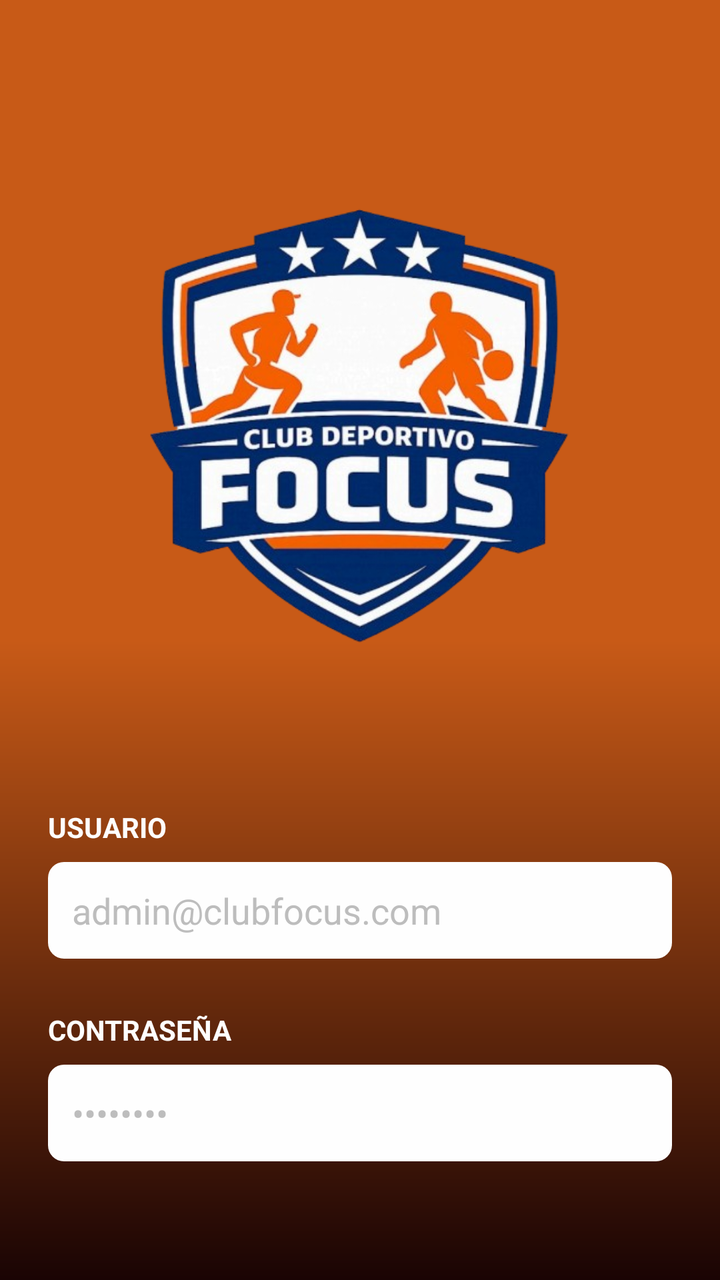
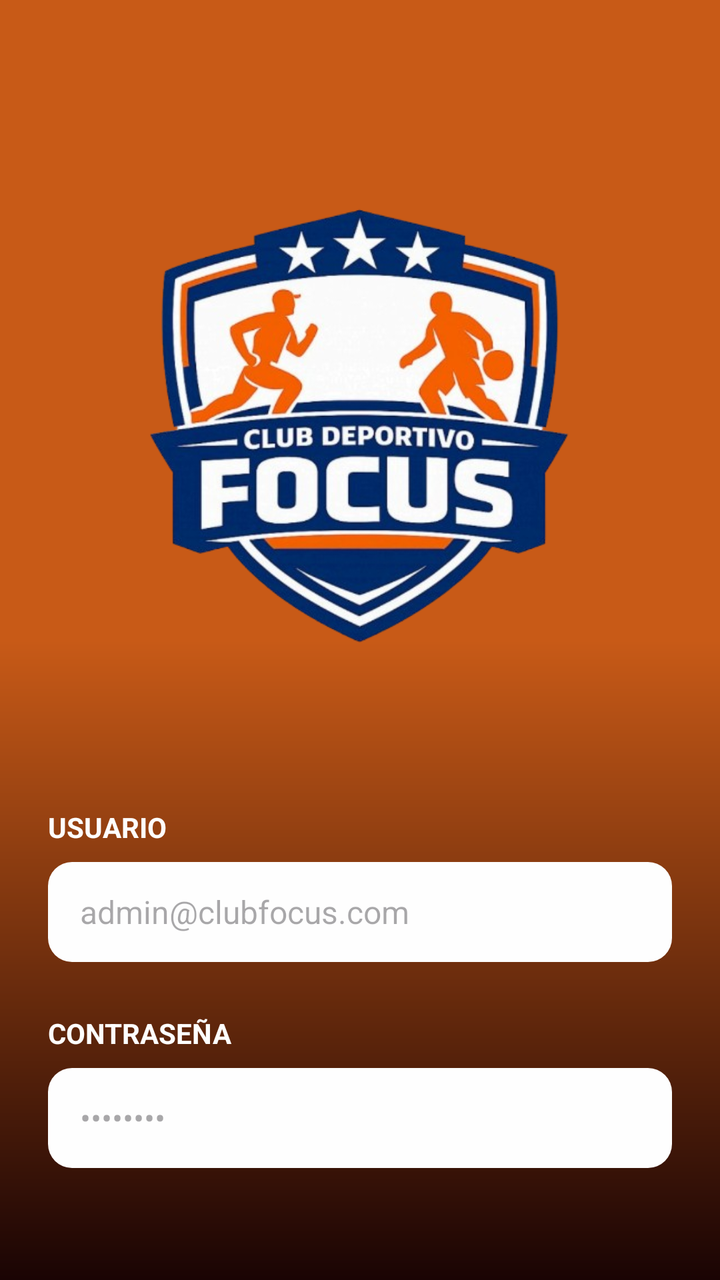

Compare the two renders of this Android layout. The source of the first and the diff that turns it into the second are given below.
<!-- AndroidManifest.xml: application theme Theme.ClubFocus -->
<!-- res/layout/activity_login.xml -->
<?xml version="1.0" encoding="utf-8"?>
<LinearLayout
    xmlns:android="http://schemas.android.com/apk/res/android"
    xmlns:tools="http://schemas.android.com/tools"
    xmlns:app="http://schemas.android.com/apk/res-auto"
    android:id="@+id/main"
    android:layout_width="match_parent"
    android:layout_height="match_parent"
    android:orientation="vertical"
    android:padding="24dp"
    android:gravity="center_horizontal"
    android:background="@drawable/bg_gradient"
    tools:context=".MainActivity">

    
    <ImageView
        android:src="@drawable/logo"
        android:layout_height="220dp"
        android:layout_width="220dp"
        android:layout_marginTop="80dp"
        android:contentDescription="@string/image_description"/>

    
    <TextView
        android:layout_width="match_parent"
        android:layout_height="wrap_content"
        android:layout_marginTop="80dp"
        android:text="@string/label_usuario"
        android:textColor="@color/white"
        android:textSize="14sp"
        android:textStyle="bold" />

    <EditText
        android:id="@+id/etUsuario"
        android:layout_width="match_parent"
        android:layout_height="wrap_content"
        android:layout_marginTop="8dp"
        android:background="@drawable/bg_rounded_input"
        android:textColor="@android:color/black"
        android:hint="@string/hint_email"
        android:inputType="textEmailAddress"
        android:padding="12dp"
        android:autofillHints="emailAddress"
        android:textColorHint="@color/disabled"
        tools:ignore="TextContrastCheck,VisualLintTextFieldSize" />

    
    <TextView
        android:layout_width="match_parent"
        android:layout_height="wrap_content"
        android:layout_marginTop="26dp"
        android:text="@string/label_contrasena"
        android:textColor="@color/white"
        android:textSize="14sp"
        android:textStyle="bold" />

    <EditText
        android:id="@+id/etContrasena"
        android:layout_width="match_parent"
        android:layout_height="wrap_content"
        android:layout_marginTop="8dp"
        android:inputType="textPassword"
        android:autofillHints="password"
        android:background="@drawable/bg_rounded_input"
        android:padding="12dp"
        android:hint="@string/hint_contrasena"
        android:textColor="@android:color/black"
        android:textColorHint="@color/disabled"
        tools:ignore="TextContrastCheck,VisualLintTextFieldSize" />

    
    <Button
        android:id="@+id/btnIngresar"
        android:layout_width="match_parent"
        android:layout_height="56dp"
        android:layout_marginTop="30dp"
        android:text="@string/btn_ingresar"
        android:textSize="16sp"
        android:backgroundTint="@color/primary"
        app:cornerRadius="8dp"
        tools:ignore="TextContrastCheck,VisualLintTextFieldSize" />

    
    <TextView
        android:id="@+id/tvOlvidasteContrasena"
        android:layout_width="match_parent"
        android:layout_height="wrap_content"
        android:layout_marginTop="80dp"
        android:gravity="center"
        android:text="@string/forgot_password"
        android:textSize="14sp"
        android:textColor="@color/white" />

    <TextView
        android:layout_width="match_parent"
        android:layout_height="wrap_content"
        android:layout_marginTop="6dp"
        android:gravity="center"
        android:text="@string/copyright"
        android:textColor="@color/white"
        android:textSize="12sp"/>


</LinearLayout>
<!-- resources referenced by this layout -->
<resources>
  <color name="disabled">#BDBDBD</color>
  <color name="primary">#f95f00</color>
  <color name="white">#FEFEFE</color>
  <!-- drawable bg_gradient (drawable) -->
  <?xml version="1.0" encoding="utf-8"?>
  <shape xmlns:android="http://schemas.android.com/apk/res/android"
      android:shape="rectangle">
  
      <gradient
          android:type="linear"
          android:angle="90"
          android:startColor="@color/dark"
          android:centerColor="@color/secondary"
          android:endColor="@color/secondary" />
  
  </shape>
  <!-- drawable bg_rounded_input (drawable) -->
  <?xml version="1.0" encoding="utf-8"?>
  <shape xmlns:android="http://schemas.android.com/apk/res/android"
      android:shape="rectangle">
  
      <solid android:color="@color/white" />
  
      <corners android:radius="8dp" />
  
  </shape>
  <!-- drawable logo: png bitmap (drawable, 249982 bytes) -->
  <string name="btn_ingresar">INGRESAR</string>
  <string name="copyright">© 2026 Club Deportivo Focus</string>
  <string name="forgot_password">¿Olvidaste tu contraseña?</string>
  <string name="hint_contrasena">••••••••</string>
  <string name="hint_email">admin@clubfocus.com</string>
  <string name="image_description">Logo club deportivo Focus</string>
  <string name="label_contrasena">CONTRASEÑA</string>
  <string name="label_usuario">USUARIO</string>
  <style name="Theme.ClubFocus" parent="Base.Theme.ClubFocus" />
  <color name="dark">#1A0404</color>
  <color name="secondary">#C85A17</color>
  <style name="Base.Theme.ClubFocus" parent="Theme.Material3.DayNight.NoActionBar">
          
          
      </style>
</resources>

<!-- the commit's change to res/layout/activity_login.xml (unified diff, before → after) -->
@@ -32,17 +32,11 @@
 
     <EditText
         android:id="@+id/etUsuario"
-        android:layout_width="match_parent"
-        android:layout_height="wrap_content"
+        style="@style/InputBase"
+        android:hint="@string/hint_email"
         android:layout_marginTop="8dp"
-        android:background="@drawable/bg_rounded_input"
-        android:textColor="@android:color/black"
-        android:hint="@string/hint_email"
         android:inputType="textEmailAddress"
-        android:padding="12dp"
-        android:autofillHints="emailAddress"
-        android:textColorHint="@color/disabled"
-        tools:ignore="TextContrastCheck,VisualLintTextFieldSize" />
+        android:autofillHints="emailAddress" />
 
     
     <TextView
@@ -56,28 +50,19 @@
 
     <EditText
         android:id="@+id/etContrasena"
-        android:layout_width="match_parent"
-        android:layout_height="wrap_content"
+        style="@style/InputBase"
         android:layout_marginTop="8dp"
         android:inputType="textPassword"
         android:autofillHints="password"
-        android:background="@drawable/bg_rounded_input"
-        android:padding="12dp"
-        android:hint="@string/hint_contrasena"
-        android:textColor="@android:color/black"
-        android:textColorHint="@color/disabled"
-        tools:ignore="TextContrastCheck,VisualLintTextFieldSize" />
+        android:hint="@string/hint_contrasena" />
 
     
     <Button
         android:id="@+id/btnIngresar"
-        android:layout_width="match_parent"
-        android:layout_height="56dp"
+        style="@style/ButtonPrimaryL"
         android:layout_marginTop="30dp"
         android:text="@string/btn_ingresar"
-        android:textSize="16sp"
-        android:backgroundTint="@color/primary"
-        app:cornerRadius="8dp"
+        android:gravity="center"
         tools:ignore="TextContrastCheck,VisualLintTextFieldSize" />
 
     
<!-- resource entries referenced after the edit -->
@@ -1,7 +1,5 @@
 <!-- resources referenced by this layout -->
 <resources>
-  <color name="disabled">#BDBDBD</color>
-  <color name="primary">#f95f00</color>
   <color name="white">#FEFEFE</color>
   <!-- drawable bg_gradient (drawable) -->
   <?xml version="1.0" encoding="utf-8"?>
@@ -16,16 +14,6 @@
           android:endColor="@color/secondary" />
   
   </shape>
-  <!-- drawable bg_rounded_input (drawable) -->
-  <?xml version="1.0" encoding="utf-8"?>
-  <shape xmlns:android="http://schemas.android.com/apk/res/android"
-      android:shape="rectangle">
-  
-      <solid android:color="@color/white" />
-  
-      <corners android:radius="8dp" />
-  
-  </shape>
   <!-- drawable logo: png bitmap (drawable, 249982 bytes) -->
   <string name="btn_ingresar">INGRESAR</string>
   <string name="copyright">© 2026 Club Deportivo Focus</string>
@@ -35,9 +23,51 @@
   <string name="image_description">Logo club deportivo Focus</string>
   <string name="label_contrasena">CONTRASEÑA</string>
   <string name="label_usuario">USUARIO</string>
+  <style name="ButtonPrimaryL" parent="ButtonBase">
+          <item name="android:textColor">@color/white</item>
+          <item name="backgroundTint">@color/primary</item>
+  
+      </style>
+  <style name="InputBase">
+      <item name="android:layout_width">match_parent</item>
+      <item name="android:layout_height">50dp</item>
+      <item name="android:background">@drawable/bg_rounded_input</item>
+      <item name="android:paddingHorizontal">16dp</item>
+      <item name="android:textColor">@color/black</item>
+      <item name="android:textSize">16sp</item>
+      </style>
   <style name="Theme.ClubFocus" parent="Base.Theme.ClubFocus" />
   <color name="dark">#1A0404</color>
   <color name="secondary">#C85A17</color>
+  <style name="ButtonBase" parent="Widget.Material3.Button">
+          <item name="android:layout_width">match_parent</item>
+          <item name="android:layout_height">60dp</item>
+  
+          <item name="android:textSize">16sp</item>
+          <item name="android:textStyle">bold</item>
+  
+          <item name="cornerRadius">12dp</item>
+          <item name="strokeWidth">0dp</item>
+  
+          <item name="android:gravity">start|center_vertical</item>
+          <item name="android:paddingStart">24dp</item>
+          <item name="iconGravity">start</item>
+          <item name="iconPadding">16dp</item>
+          <item name="iconTint">@color/white</item>
+  
+      </style>
+  <color name="primary">#f95f00</color>
+  <!-- drawable bg_rounded_input (drawable) -->
+  <?xml version="1.0" encoding="utf-8"?>
+  <shape xmlns:android="http://schemas.android.com/apk/res/android"
+      android:shape="rectangle">
+  
+      <solid android:color="@color/white" />
+  
+      <corners android:radius="12dp" />
+  
+  </shape>
+  <color name="black">#0B0B0B</color>
   <style name="Base.Theme.ClubFocus" parent="Theme.Material3.DayNight.NoActionBar">
           
           
